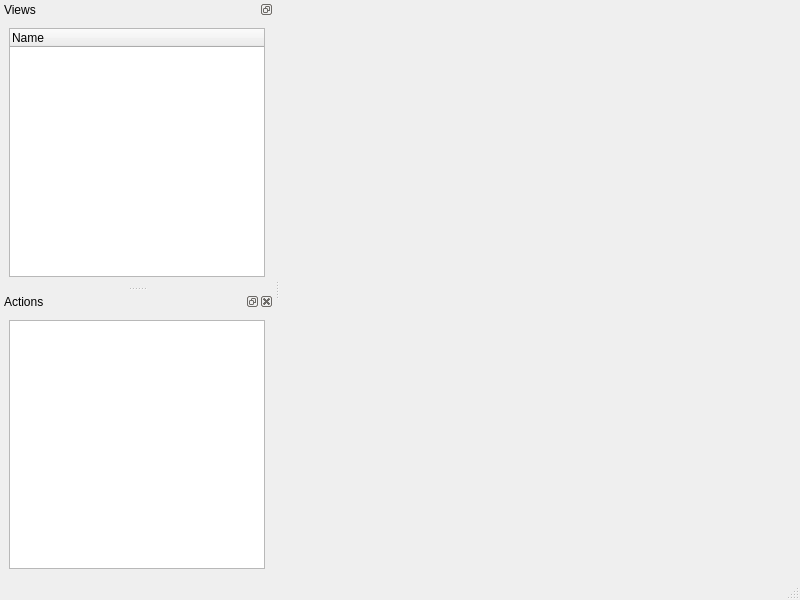
First picture: the form in designer/mainwindow.ui, repository RuggedScience/AccelExplorer, before the edit.
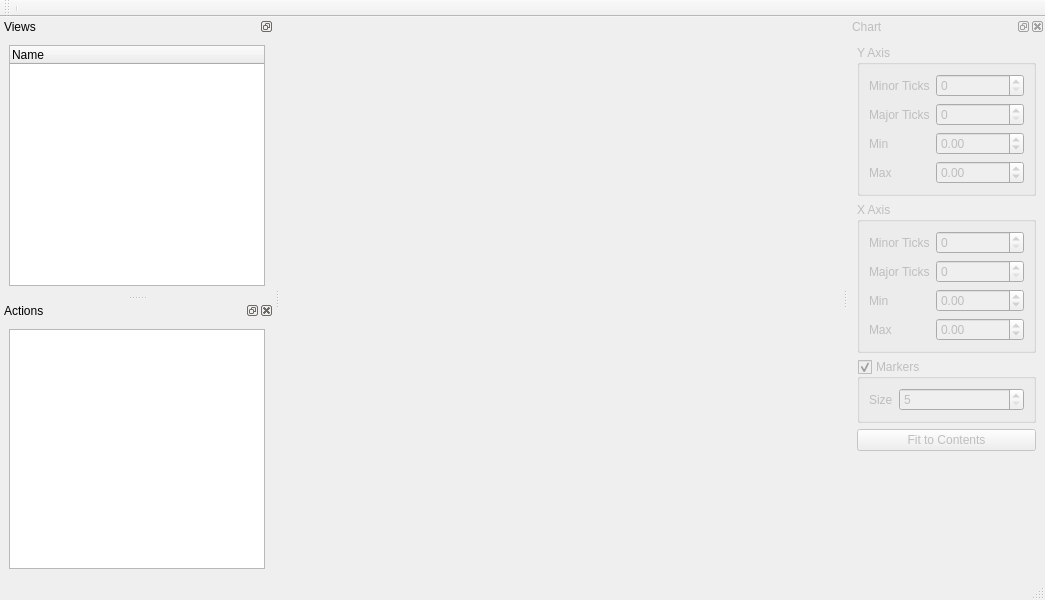
Second picture: the form after the edit. Icons and pictures are not drawn.

Diff of the .ui file:
```diff
--- a/designer/mainwindow.ui
+++ b/designer/mainwindow.ui
@@ -6,7 +6,7 @@
    <rect>
     <x>0</x>
     <y>0</y>
-    <width>800</width>
+    <width>1045</width>
     <height>600</height>
    </rect>
   </property>
@@ -71,6 +71,208 @@
     </layout>
    </widget>
   </widget>
+  <widget class="QToolBar" name="toolBar">
+   <property name="windowTitle">
+    <string>toolBar</string>
+   </property>
+   <attribute name="toolBarArea">
+    <enum>TopToolBarArea</enum>
+   </attribute>
+   <attribute name="toolBarBreak">
+    <bool>false</bool>
+   </attribute>
+   <addaction name="separator"/>
+  </widget>
+  <widget class="QDockWidget" name="chartSettingsDockWidget">
+   <property name="enabled">
+    <bool>false</bool>
+   </property>
+   <property name="windowTitle">
+    <string>Chart</string>
+   </property>
+   <attribute name="dockWidgetArea">
+    <number>2</number>
+   </attribute>
+   <widget class="QWidget" name="dockWidgetContents_3">
+    <layout class="QVBoxLayout" name="verticalLayout_4">
+     <item>
+      <widget class="QGroupBox" name="yAxis_group">
+       <property name="title">
+        <string>Y Axis</string>
+       </property>
+       <layout class="QFormLayout" name="formLayout_2">
+        <item row="0" column="0">
+         <widget class="QLabel" name="label_3">
+          <property name="text">
+           <string>Minor Ticks</string>
+          </property>
+         </widget>
+        </item>
+        <item row="0" column="1">
+         <widget class="QSpinBox" name="yMinorTicks_spin"/>
+        </item>
+        <item row="1" column="0">
+         <widget class="QLabel" name="label_2">
+          <property name="text">
+           <string>Major Ticks</string>
+          </property>
+         </widget>
+        </item>
+        <item row="1" column="1">
+         <widget class="QSpinBox" name="yMajorTicks_spin"/>
+        </item>
+        <item row="2" column="0">
+         <widget class="QLabel" name="label_5">
+          <property name="text">
+           <string>Min</string>
+          </property>
+         </widget>
+        </item>
+        <item row="2" column="1">
+         <widget class="QDoubleSpinBox" name="yMin_spin">
+          <property name="minimum">
+           <double>-1000000000000000000.000000000000000</double>
+          </property>
+          <property name="maximum">
+           <double>1000000000000000013287555072.000000000000000</double>
+          </property>
+         </widget>
+        </item>
+        <item row="3" column="0">
+         <widget class="QLabel" name="label_6">
+          <property name="text">
+           <string>Max</string>
+          </property>
+         </widget>
+        </item>
+        <item row="3" column="1">
+         <widget class="QDoubleSpinBox" name="yMax_spin">
+          <property name="minimum">
+           <double>-1000000000000000000000.000000000000000</double>
+          </property>
+          <property name="maximum">
+           <double>100000000000000004764729344.000000000000000</double>
+          </property>
+         </widget>
+        </item>
+       </layout>
+      </widget>
+     </item>
+     <item>
+      <widget class="QGroupBox" name="xAxis_group">
+       <property name="title">
+        <string>X Axis</string>
+       </property>
+       <layout class="QFormLayout" name="formLayout">
+        <item row="0" column="0">
+         <widget class="QLabel" name="label_4">
+          <property name="text">
+           <string>Minor Ticks</string>
+          </property>
+         </widget>
+        </item>
+        <item row="0" column="1">
+         <widget class="QSpinBox" name="xMinorTicks_spin"/>
+        </item>
+        <item row="1" column="0">
+         <widget class="QLabel" name="label">
+          <property name="text">
+           <string>Major Ticks</string>
+          </property>
+         </widget>
+        </item>
+        <item row="1" column="1">
+         <widget class="QSpinBox" name="xMajorTicks_spin"/>
+        </item>
+        <item row="2" column="0">
+         <widget class="QLabel" name="label_7">
+          <property name="text">
+           <string>Min</string>
+          </property>
+         </widget>
+        </item>
+        <item row="2" column="1">
+         <widget class="QDoubleSpinBox" name="xMin_spin">
+          <property name="minimum">
+           <double>-1000000000000000000000.000000000000000</double>
+          </property>
+          <property name="maximum">
+           <double>100000000000000004764729344.000000000000000</double>
+          </property>
+         </widget>
+        </item>
+        <item row="3" column="0">
+         <widget class="QLabel" name="label_8">
+          <property name="text">
+           <string>Max</string>
+          </property>
+         </widget>
+        </item>
+        <item row="3" column="1">
+         <widget class="QDoubleSpinBox" name="xMax_spin">
+          <property name="minimum">
+           <double>-1000000000000000000000.000000000000000</double>
+          </property>
+          <property name="maximum">
+           <double>100000000000000004764729344.000000000000000</double>
+          </property>
+         </widget>
+        </item>
+       </layout>
+      </widget>
+     </item>
+     <item>
+      <widget class="QGroupBox" name="marker_group">
+       <property name="title">
+        <string>Markers</string>
+       </property>
+       <property name="checkable">
+        <bool>true</bool>
+       </property>
+       <layout class="QFormLayout" name="formLayout_3">
+        <item row="0" column="0">
+         <widget class="QLabel" name="label_9">
+          <property name="text">
+           <string>Size</string>
+          </property>
+         </widget>
+        </item>
+        <item row="0" column="1">
+         <widget class="QSpinBox" name="markerSize_spin">
+          <property name="minimum">
+           <number>5</number>
+          </property>
+          <property name="maximum">
+           <number>50</number>
+          </property>
+         </widget>
+        </item>
+       </layout>
+      </widget>
+     </item>
+     <item>
+      <widget class="QPushButton" name="fitToContents_button">
+       <property name="text">
+        <string>Fit to Contents</string>
+       </property>
+      </widget>
+     </item>
+     <item>
+      <spacer name="verticalSpacer">
+       <property name="orientation">
+        <enum>Qt::Vertical</enum>
+       </property>
+       <property name="sizeHint" stdset="0">
+        <size>
+         <width>20</width>
+         <height>40</height>
+        </size>
+       </property>
+      </spacer>
+     </item>
+    </layout>
+   </widget>
+  </widget>
   <action name="actionOpen">
    <property name="text">
     <string>Open</string>
```
Left out of the diff: 36 changed lines with no effect on the pictures.
